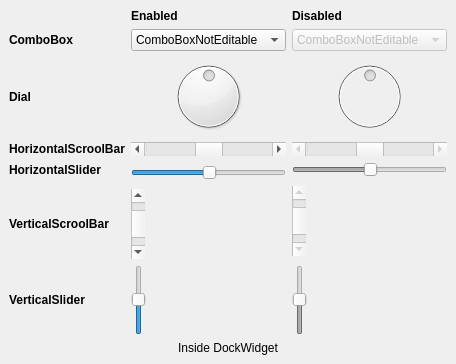
First picture: the form in qdarkstyle/example/ui/dw_inputs_no_fields.ui, repository ColinDuquesnoy/QDarkStyleSheet, before the edit.
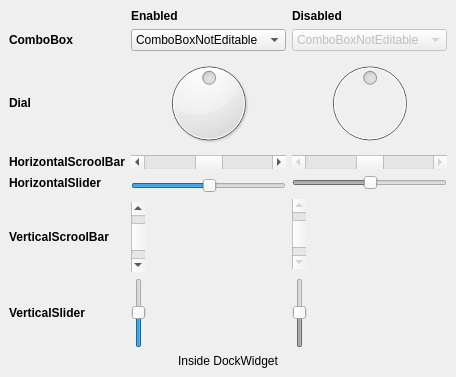
Second picture: the form after the edit. Icons and pictures are not drawn.

Commit message: Update example with more toolbars

The edit to the form file:
```diff
--- a/qdarkstyle/example/ui/dw_inputs_no_fields.ui
+++ b/qdarkstyle/example/ui/dw_inputs_no_fields.ui
@@ -6,8 +6,8 @@
    <rect>
     <x>0</x>
     <y>0</y>
-    <width>380</width>
-    <height>364</height>
+    <width>455</width>
+    <height>377</height>
    </rect>
   </property>
   <property name="windowTitle">
```
Left out of the diff: 10 changed lines with no effect on the pictures. The commit also changes 4 other files.
